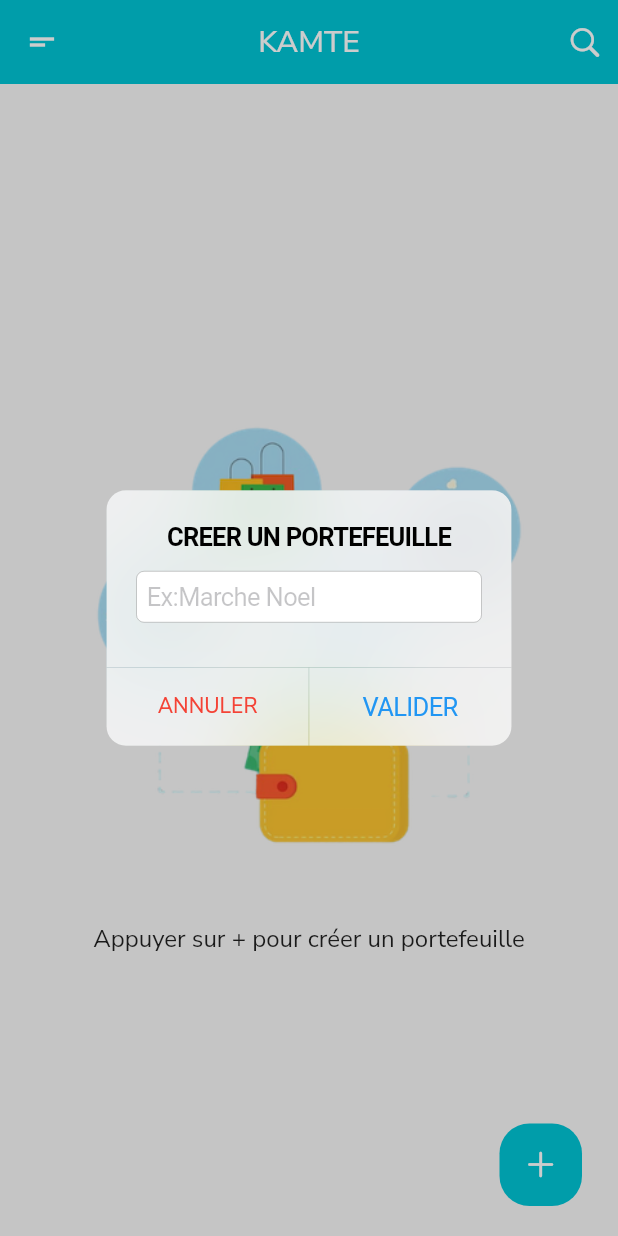
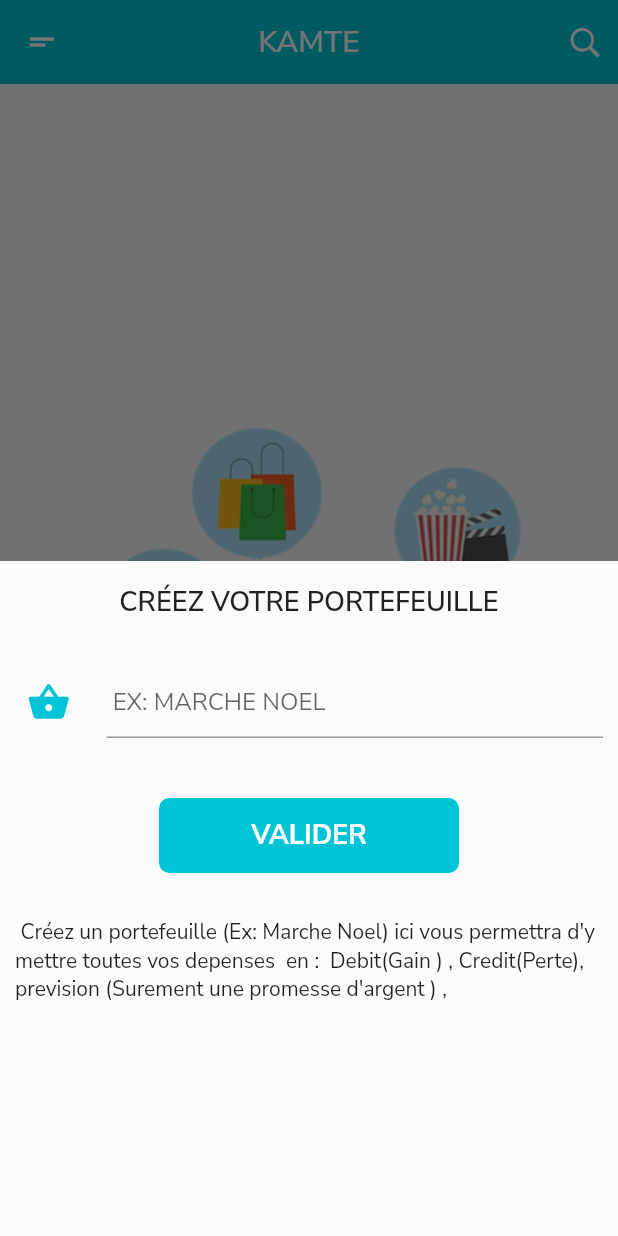
Before and after one commit to aurelienbono/Kamte, a Flutter app: the HomePage screen opened directly, after a tap on an icon or button, on a phone screen of 412 x 824 dp. Run offline on Flutter 3.47's test engine with Material 2 defaults, Android fonts, the phone set to English and light mode, and no system bars; our stand-ins replace flutter_slidable, google_fonts, share_plus, sqflite; accounts and stored records are empty.

Commit message:
mise en place du modalshowbtn pour creer un portefeuille

```diff
--- a/lib/screen/homepage.dart
+++ b/lib/screen/homepage.dart
@@ -98,7 +98,7 @@ class _HomePageState extends State<HomePage> {
           elevation: 0,
         ),
         body: WillPopScope(
-             onWillPop: () async {
+          onWillPop: () async {
             if (_mykey.currentState!.canPop()) {
               _mykey.currentState!.pop();
               return false;
@@ -295,36 +295,46 @@ class _HomePageState extends State<HomePage> {
                   right: 0,
                   child: GestureDetector(
                     onTap: () {
-                      showCupertinoDialog(
+                      showModalBottomSheet(
                           context: context,
-                          builder: (context) => CupertinoAlertDialog(
-                                title:
-                                    Text("Creer Un PorteFeuille".toUpperCase()),
-                                content: Padding(
-                                  padding: const EdgeInsets.symmetric(
-                                    vertical: 10,
+                          builder: (BuildContext context) {
+                            return Container(
+                              height: 450,
+                              child: Column(
+                                children: [
+                                  Padding(
+                                    padding: const EdgeInsets.only(top: 15),
+                                    child: Text(
+                                      "Créez votre portefeuille".toUpperCase(),
+                                      style: TextStyle(
+                                          fontSize: 18,
+                                          fontWeight: FontWeight.w600),
+                                    ),
                                   ),
-                                  child: Column(
-                                    children: [
-                                      CupertinoTextField(
-                                        placeholder: "Ex:Marche Noel",
-                                        controller: nameController,
-                                      )
-                                    ],
+                                  SizedBox(height: 30),
+                                  Padding(
+                                    padding: const EdgeInsets.symmetric(
+                                        horizontal: 10),
+                                    child: TextFormField(
+                                      controller:nameController ,
+                                      decoration: InputDecoration(
+                                          hintText:
+                                              " Ex: Marche Noel".toUpperCase(),
+                                          icon: Padding(
+                                            padding: const EdgeInsets.all(8.0),
+                                            child: Icon(
+                                              Icons.shopping_basket,
+                                              size: 29,
+                                              color: Color(0xff00c4d5),
+                                            ),
+                                          )),
+                                    ),
                                   ),
-                                ),
-                                actions: [
-                                  TextButton(
-                                      onPressed: () {
-                                        Navigator.pop(context);
-                                      },
-                                      child: Text(
-                                        "Annuler".toUpperCase(),
-                                        style: TextStyle(color: Colors.red),
-                                      )),
-                                  CupertinoButton(
-                                      child: Text("Valider".toUpperCase()),
-                                      onPressed: () async {
+                                  SizedBox(
+                                    height: 40,
+                                  ),
+                                  GestureDetector(
+                                    onTap: () async {
                                         if (nameController.text != '') {
                                           Task _newTask = Task(
                                               title: nameController.text,
@@ -342,9 +352,87 @@ class _HomePageState extends State<HomePage> {
                                           Navigator.pop(context);
                                         }
                                         nameController.clear();
-                                      })
+                                      },
+                                    child: Container(
+                                        width: 200,
+                                        height: 50,
+                                        decoration: BoxDecoration(
+                                            color: Color(0xff00c4d5),
+                                            borderRadius:
+                                                BorderRadius.circular(7)),
+                                        child: Center(
+                                            child: Text(
+                                          "Valider".toUpperCase(),
+                                          style: TextStyle(
+                                              fontSize: 18,
+                                              color: Colors.white,
+                                              fontWeight: FontWeight.w700),
+                                        ))),
+                                  ),
+                                  SizedBox(
+                                    height: 20,
+                                  ),
+                                  Padding(
+                                    padding: const EdgeInsets.symmetric(
+                                        horizontal: 10, vertical: 10),
+                                    child: Text(
+                                        " Créez un portefeuille (Ex: Marche Noel) ici vous permettra d'y mettre toutes vos depenses  en :  Debit(Gain ) , Credit(Perte), prevision (Surement une promesse d'argent ) , "),
+                                  ),
                                 ],
-                              ));
+                              ),
+                            );
+
+                          });
+                      // showCupertinoDialog(
+                      //     context: context,
+                      //     builder: (context) => CupertinoAlertDialog(
+                      //           title:
+                      //               Text("Creer Un PorteFeuille".toUpperCase()),
+                      //           content: Padding(
+                      //             padding: const EdgeInsets.symmetric(
+                      //               vertical: 10,
+                      //             ),
+                      //             child: Column(
+                      //               children: [
+                      //                 CupertinoTextField(
+                      //                   placeholder: "Ex:Marche Noel",
+                      //                   controller: nameController,
+                      //                 )
+                      //               ],
+                      //             ),
+                      //           ),
+                      //           actions: [
+                      //             TextButton(
+                      //                 onPressed: () {
+                      //                   Navigator.pop(context);
+                      //                 },
+                      //                 child: Text(
+                      //                   "Annuler".toUpperCase(),
+                      //                   style: TextStyle(color: Colors.red),
+                      //                 )),
+                      //             CupertinoButton(
+                      //                 child: Text("Valider".toUpperCase()),
+                      //                 onPressed: () async {
+                      //                   if (nameController.text != '') {
+                      //                     Task _newTask = Task(
+                      //                         title: nameController.text,
+                      //                         total: 0,
+                      //                         status: 0);
+                      //                     await _dbHelper
+                      //                         .insertTask(_newTask)
+                      //                         .then((value) {
+                      //                       setState(() {});
+                      //                     });
+                      //                     nameController.clear();
+
+                      //                     Navigator.pop(context);
+                      //                   } else {
+                      //                     Navigator.pop(context);
+                      //                   }
+                      //                   nameController.clear();
+                      //                 } )
+                      //           ],
+                      //         ));
                     },
                     child: Container(
                         width: 55,
--- a/lib/screen/taskpage.dart
+++ b/lib/screen/taskpage.dart
@@ -273,7 +273,7 @@ class _TaskPageState extends State<TaskPage> {
                                   height: 22,
                                   decoration: BoxDecoration(
                                       color: Color(0xff82869d),
-                                      borderRadius: BorderRadius.circular(5),
+                                      borderRadius: BorderRadius.circular(7),
                                       border: Border.all(
                                           color: Color(0xff82869d),
                                           width: 1.4)),
--- a/lib/widget.dart
+++ b/lib/widget.dart
@@ -81,7 +81,7 @@ class _TodoWidgetState extends State<TodoWidget> {
             margin: EdgeInsets.only(right: 12),
             decoration: BoxDecoration(
                 color: getColor(widget.etat),
-                borderRadius: BorderRadius.circular(50),
+                borderRadius: BorderRadius.circular(7),
                 border: Border.all(color: Colors.white, width: 1.4)),
             child: GestureDetector(
               onTap: () async {},
```
